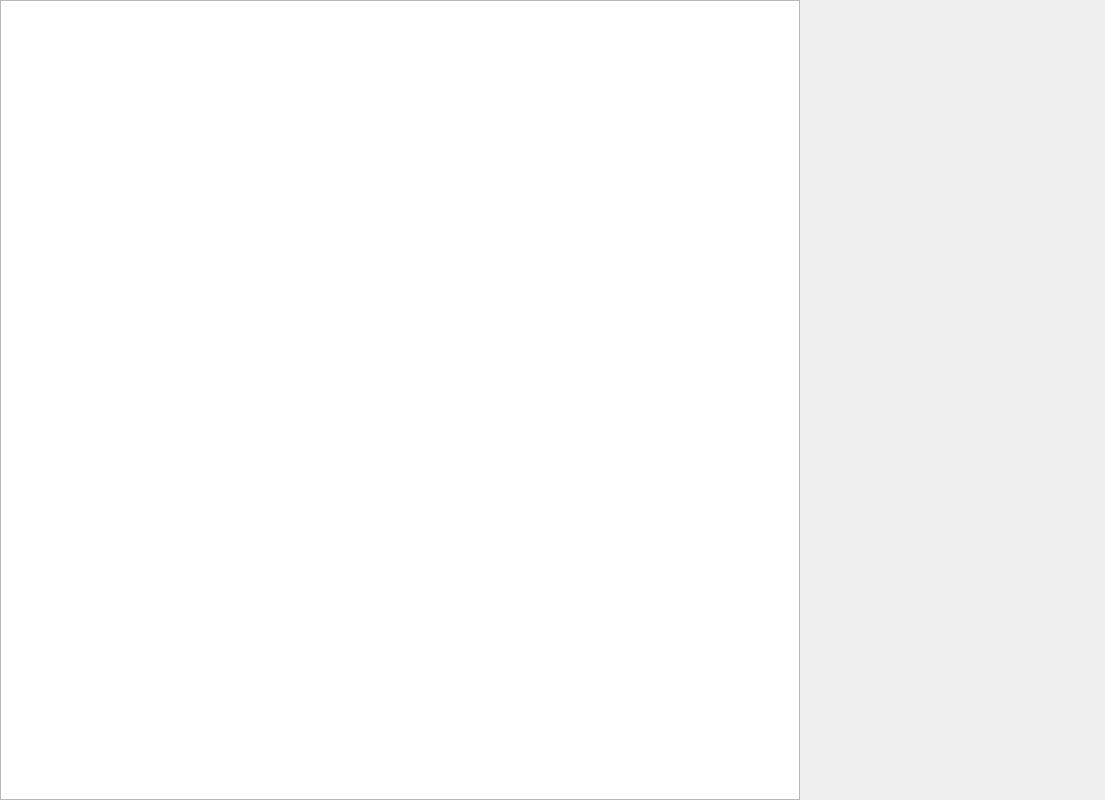
Qt form FooG/mainwindow.ui (shlyapos/bmstu_cg_proj) before a commit.
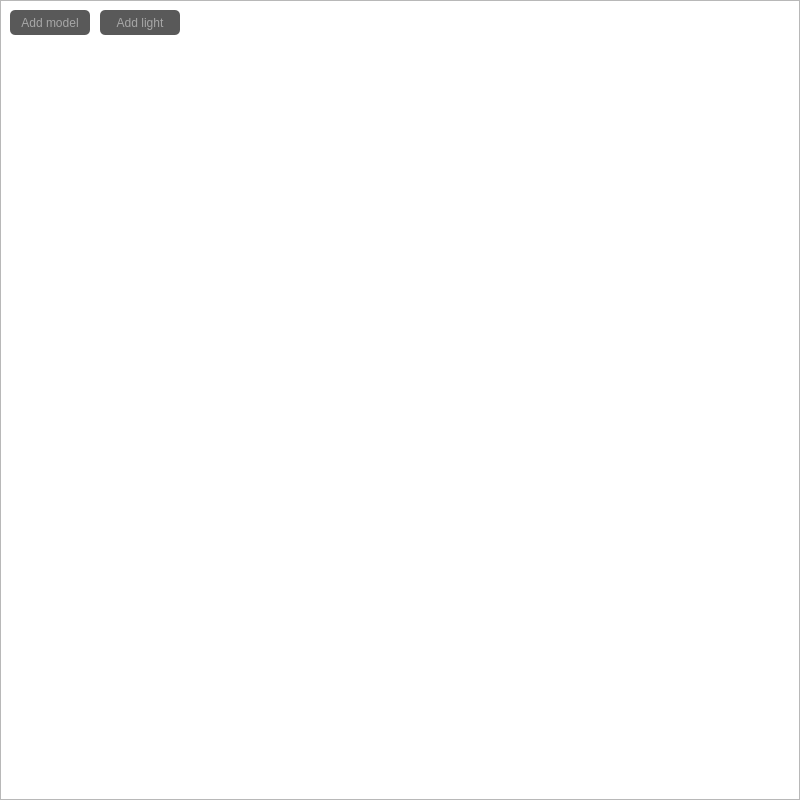
The same form after that commit.

Commit message: ADD: new windows for add models and lights

The edit to the form file:
```diff
--- a/FooG/mainwindow.ui
+++ b/FooG/mainwindow.ui
@@ -6,13 +6,18 @@
    <rect>
     <x>0</x>
     <y>0</y>
-    <width>1105</width>
+    <width>800</width>
     <height>800</height>
    </rect>
   </property>
   <property name="windowTitle">
    <string>MainWindow</string>
   </property>
+  <property name="styleSheet">
+   <string notr="true">QDialog {
+	background: rgba(50, 50, 50, 255);
+}</string>
+  </property>
   <widget class="QWidget" name="centralwidget">
    <widget class="QGraphicsView" name="graphicsView">
     <property name="geometry">
@@ -24,6 +29,64 @@
      </rect>
     </property>
    </widget>
+   <widget class="QPushButton" name="pushButton_addModel">
+    <property name="geometry">
+     <rect>
+      <x>10</x>
+      <y>10</y>
+      <width>80</width>
+      <height>25</height>
+     </rect>
+    </property>
+    <property name="styleSheet">
+     <string notr="true">QPushButton {
+    color: rgba(200, 200, 200, 180);
+    border-radius: 5px;
+    background: rgba(20, 20, 20, 180);
+    }
+
+QPushButton:hover {
+    background: rgba(10, 10, 10, 180);
+    }
+
+QPushButton:pressed {
+    border-style: inset;
+    background: rgba(0, 0, 0, 180);
+    }</string>
+    </property>
+    <property name="text">
+     <string>Add model</string>
+    </property>
+   </widget>
+   <widget class="QPushButton" name="pushButton_addLight">
+    <property name="geometry">
+     <rect>
+      <x>100</x>
+      <y>10</y>
+      <width>80</width>
+      <height>25</height>
+     </rect>
+    </property>
+    <property name="styleSheet">
+     <string notr="true">QPushButton {
+    color: rgba(200, 200, 200, 180);
+    border-radius: 5px;
+    background: rgba(20, 20, 20, 180);
+    }
+
+QPushButton:hover {
+    background: rgba(10, 10, 10, 180);
+    }
+
+QPushButton:pressed {
+    border-style: inset;
+    background: rgba(0, 0, 0, 180);
+    }</string>
+    </property>
+    <property name="text">
+     <string>Add light</string>
+    </property>
+   </widget>
   </widget>
  </widget>
  <resources/>
```
The commit also changes 21 other files.
